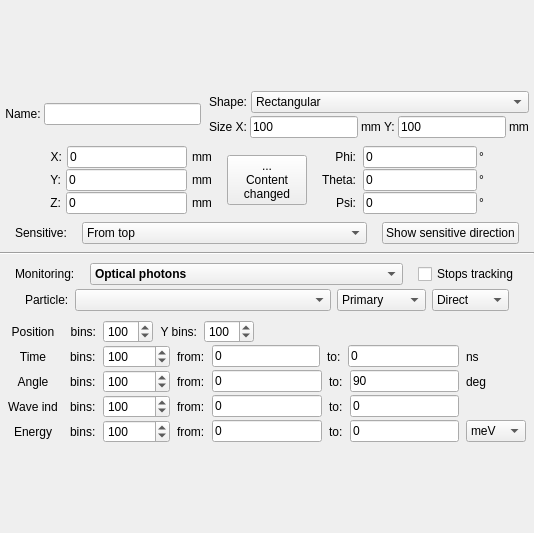
Qt form src/gui/MainWindowTools/amonitordelegateform.ui (andrmor/ANTS2) before a commit.
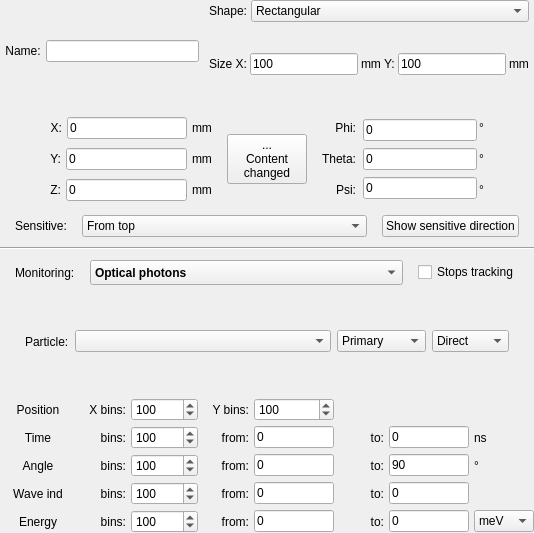
The same form after that commit.

Commit message: monitor delegate cosmetic changes

```diff
--- a/src/gui/MainWindowTools/amonitordelegateform.ui
+++ b/src/gui/MainWindowTools/amonitordelegateform.ui
@@ -15,7 +15,7 @@
   </property>
   <layout class="QVBoxLayout" name="verticalLayout_9">
    <property name="spacing">
-    <number>3</number>
+    <number>5</number>
    </property>
    <property name="leftMargin">
     <number>0</number>
@@ -29,19 +29,6 @@
    <property name="bottomMargin">
     <number>0</number>
    </property>
-   <item>
-    <spacer name="verticalSpacer">
-     <property name="orientation">
-      <enum>Qt::Vertical</enum>
-     </property>
-     <property name="sizeHint" stdset="0">
-      <size>
-       <width>20</width>
-       <height>40</height>
-      </size>
-     </property>
-    </spacer>
-   </item>
    <item>
     <layout class="QHBoxLayout" name="horizontalLayout_11">
      <item>
@@ -528,7 +515,7 @@
        <property name="minimumSize">
         <size>
          <width>0</width>
-         <height>22</height>
+         <height>25</height>
         </size>
        </property>
        <property name="font">
@@ -677,45 +664,18 @@
     </widget>
    </item>
    <item>
-    <layout class="QHBoxLayout" name="horizontalLayout_17">
-     <property name="spacing">
-      <number>12</number>
-     </property>
-     <property name="leftMargin">
-      <number>8</number>
-     </property>
-     <property name="topMargin">
-      <number>5</number>
-     </property>
-     <property name="rightMargin">
-      <number>8</number>
-     </property>
-     <item>
-      <layout class="QVBoxLayout" name="verticalLayout_7">
-       <property name="spacing">
-        <number>2</number>
-       </property>
-       <item>
-        <widget class="QLabel" name="label_19">
+    <layout class="QGridLayout" name="gridLayout">
+     <item row="1" column="4">
+      <widget class="QLabel" name="label_23">
          <property name="text">
-          <string>Position</string>
+        <string>from:</string>
          </property>
          <property name="alignment">
-          <set>Qt::AlignCenter</set>
+        <set>Qt::AlignRight|Qt::AlignTrailing|Qt::AlignVCenter</set>
          </property>
         </widget>
        </item>
-       <item>
-        <widget class="QLabel" name="label_21">
-         <property name="text">
-          <string>Time</string>
-         </property>
-         <property name="alignment">
-          <set>Qt::AlignCenter</set>
-         </property>
-        </widget>
-       </item>
-       <item>
+     <item row="2" column="1">
         <widget class="QLabel" name="label_27">
          <property name="text">
           <string>Angle</string>
@@ -725,17 +685,87 @@
          </property>
         </widget>
        </item>
-       <item>
-        <widget class="QLabel" name="labWave">
+     <item row="2" column="4">
+      <widget class="QLabel" name="label_26">
          <property name="text">
-          <string>Wave ind</string>
+        <string>from:</string>
          </property>
          <property name="alignment">
-          <set>Qt::AlignCenter</set>
+        <set>Qt::AlignRight|Qt::AlignTrailing|Qt::AlignVCenter</set>
          </property>
         </widget>
        </item>
-       <item>
+     <item row="3" column="3">
+      <widget class="QSpinBox" name="sbWaveBins">
+       <property name="minimumSize">
+        <size>
+         <width>50</width>
+         <height>0</height>
+        </size>
+       </property>
+       <property name="minimum">
+        <number>1</number>
+       </property>
+       <property name="maximum">
+        <number>1000000</number>
+       </property>
+       <property name="value">
+        <number>100</number>
+       </property>
+      </widget>
+     </item>
+     <item row="3" column="6">
+      <widget class="QLabel" name="labWaveTo">
+       <property name="text">
+        <string>to:</string>
+       </property>
+       <property name="alignment">
+        <set>Qt::AlignRight|Qt::AlignTrailing|Qt::AlignVCenter</set>
+       </property>
+      </widget>
+     </item>
+     <item row="0" column="5">
+      <widget class="QSpinBox" name="sbYbins">
+       <property name="minimumSize">
+        <size>
+         <width>50</width>
+         <height>0</height>
+        </size>
+       </property>
+       <property name="minimum">
+        <number>1</number>
+       </property>
+       <property name="maximum">
+        <number>1000000</number>
+       </property>
+       <property name="value">
+        <number>100</number>
+       </property>
+      </widget>
+     </item>
+     <item row="3" column="7">
+      <widget class="QLineEdit" name="ledWaveTo">
+       <property name="minimumSize">
+        <size>
+         <width>0</width>
+         <height>0</height>
+        </size>
+       </property>
+       <property name="maximumSize">
+        <size>
+         <width>80</width>
+         <height>16777215</height>
+        </size>
+       </property>
+       <property name="toolTip">
+        <string>Wave index to</string>
+       </property>
+       <property name="text">
+        <string>0</string>
+       </property>
+      </widget>
+     </item>
+     <item row="4" column="1">
         <widget class="QLabel" name="labEnergy">
          <property name="text">
           <string>Energy</string>
@@ -745,105 +775,50 @@
          </property>
         </widget>
        </item>
-      </layout>
-     </item>
-     <item>
-      <layout class="QVBoxLayout" name="verticalLayout_8">
-       <property name="spacing">
-        <number>2</number>
-       </property>
-       <item>
-        <layout class="QHBoxLayout" name="horizontalLayout_14">
-         <property name="spacing">
-          <number>7</number>
-         </property>
-         <item>
-          <widget class="QLabel" name="label_37">
+     <item row="3" column="1">
+      <widget class="QLabel" name="labWave">
            <property name="text">
-            <string>bins:</string>
+        <string>Wave ind</string>
            </property>
            <property name="alignment">
-            <set>Qt::AlignRight|Qt::AlignTrailing|Qt::AlignVCenter</set>
+        <set>Qt::AlignCenter</set>
            </property>
           </widget>
          </item>
-         <item>
-          <widget class="QSpinBox" name="sbXbins">
+     <item row="4" column="5">
+      <widget class="QLineEdit" name="ledEnergyFrom">
            <property name="minimumSize">
             <size>
-             <width>50</width>
+         <width>0</width>
              <height>0</height>
             </size>
            </property>
-           <property name="minimum">
-            <number>1</number>
-           </property>
-           <property name="maximum">
-            <number>1000000</number>
-           </property>
-           <property name="value">
-            <number>100</number>
-           </property>
-          </widget>
-         </item>
-         <item>
-          <widget class="QLabel" name="label_20">
-           <property name="text">
-            <string>Y bins:</string>
-           </property>
-           <property name="alignment">
-            <set>Qt::AlignRight|Qt::AlignTrailing|Qt::AlignVCenter</set>
-           </property>
-          </widget>
-         </item>
-         <item>
-          <widget class="QSpinBox" name="sbYbins">
-           <property name="minimumSize">
+       <property name="maximumSize">
             <size>
-             <width>50</width>
-             <height>0</height>
-            </size>
-           </property>
-           <property name="minimum">
-            <number>1</number>
-           </property>
-           <property name="maximum">
-            <number>1000000</number>
-           </property>
-           <property name="value">
-            <number>100</number>
-           </property>
-          </widget>
-         </item>
-         <item>
-          <spacer name="horizontalSpacer">
-           <property name="orientation">
-            <enum>Qt::Horizontal</enum>
-           </property>
-           <property name="sizeHint" stdset="0">
-            <size>
-             <width>1000</width>
-             <height>20</height>
-            </size>
-           </property>
-          </spacer>
-         </item>
-        </layout>
-       </item>
-       <item>
-        <layout class="QHBoxLayout" name="horizontalLayout_15">
-         <property name="spacing">
-          <number>7</number>
-         </property>
-         <item>
+         <width>80</width>
+         <height>16777215</height>
+        </size>
+       </property>
+       <property name="toolTip">
+        <string/>
+       </property>
+       <property name="text">
+        <string>0</string>
+       </property>
+      </widget>
+     </item>
+     <item row="1" column="2">
           <widget class="QLabel" name="label_22">
            <property name="text">
             <string>bins:</string>
            </property>
-          </widget>
-         </item>
-         <item>
-          <widget class="QSpinBox" name="sbTimeBins">
+       <property name="alignment">
+        <set>Qt::AlignRight|Qt::AlignTrailing|Qt::AlignVCenter</set>
+       </property>
+      </widget>
+     </item>
+     <item row="0" column="3">
+      <widget class="QSpinBox" name="sbXbins">
            <property name="minimumSize">
             <size>
              <width>50</width>
@@ -861,14 +836,88 @@
            </property>
           </widget>
          </item>
-         <item>
-          <widget class="QLabel" name="label_23">
+     <item row="2" column="5">
+      <widget class="QLineEdit" name="ledAngleFrom">
+       <property name="minimumSize">
+        <size>
+         <width>0</width>
+         <height>0</height>
+        </size>
+       </property>
+       <property name="maximumSize">
+        <size>
+         <width>80</width>
+         <height>16777215</height>
+        </size>
+       </property>
+       <property name="toolTip">
+        <string>in degrees</string>
+       </property>
            <property name="text">
-            <string>from:</string>
+        <string>0</string>
            </property>
           </widget>
          </item>
-         <item>
+     <item row="4" column="2">
+      <widget class="QLabel" name="labEnergyBins">
+       <property name="text">
+        <string>bins:</string>
+       </property>
+       <property name="alignment">
+        <set>Qt::AlignRight|Qt::AlignTrailing|Qt::AlignVCenter</set>
+       </property>
+      </widget>
+     </item>
+     <item row="1" column="1">
+      <widget class="QLabel" name="label_21">
+       <property name="text">
+        <string>Time</string>
+       </property>
+       <property name="alignment">
+        <set>Qt::AlignCenter</set>
+       </property>
+      </widget>
+     </item>
+     <item row="0" column="2">
+      <widget class="QLabel" name="label_37">
+       <property name="text">
+        <string>X bins:</string>
+       </property>
+       <property name="alignment">
+        <set>Qt::AlignRight|Qt::AlignTrailing|Qt::AlignVCenter</set>
+       </property>
+      </widget>
+     </item>
+     <item row="3" column="2">
+      <widget class="QLabel" name="labWaveBins">
+       <property name="text">
+        <string>bins:</string>
+       </property>
+       <property name="alignment">
+        <set>Qt::AlignRight|Qt::AlignTrailing|Qt::AlignVCenter</set>
+       </property>
+      </widget>
+     </item>
+     <item row="4" column="3">
+      <widget class="QSpinBox" name="sbEnergyBins">
+       <property name="minimumSize">
+        <size>
+         <width>50</width>
+         <height>0</height>
+        </size>
+       </property>
+       <property name="minimum">
+        <number>1</number>
+       </property>
+       <property name="maximum">
+        <number>1000000</number>
+       </property>
+       <property name="value">
+        <number>100</number>
+       </property>
+      </widget>
+     </item>
+     <item row="1" column="5">
           <widget class="QLineEdit" name="ledTimeFrom">
            <property name="sizePolicy">
             <sizepolicy hsizetype="Preferred" vsizetype="Fixed">
@@ -876,6 +925,18 @@
              <verstretch>0</verstretch>
             </sizepolicy>
            </property>
+       <property name="minimumSize">
+        <size>
+         <width>0</width>
+         <height>0</height>
+        </size>
+       </property>
+       <property name="maximumSize">
+        <size>
+         <width>80</width>
+         <height>16777215</height>
+        </size>
+       </property>
            <property name="toolTip">
             <string>in ns</string>
            </property>
@@ -884,15 +945,30 @@
            </property>
           </widget>
          </item>
-         <item>
-          <widget class="QLabel" name="label_24">
+     <item row="2" column="6">
+      <widget class="QLabel" name="label_25">
            <property name="text">
             <string>to:</string>
            </property>
-          </widget>
-         </item>
-         <item>
+       <property name="alignment">
+        <set>Qt::AlignRight|Qt::AlignTrailing|Qt::AlignVCenter</set>
+       </property>
+      </widget>
+     </item>
+     <item row="1" column="7">
           <widget class="QLineEdit" name="ledTimeTo">
+       <property name="minimumSize">
+        <size>
+         <width>0</width>
+         <height>0</height>
+        </size>
+       </property>
+       <property name="maximumSize">
+        <size>
+         <width>80</width>
+         <height>16777215</height>
+        </size>
+       </property>
            <property name="toolTip">
             <string>in ns</string>
            </property>
@@ -901,40 +977,89 @@
            </property>
           </widget>
          </item>
-         <item>
-          <widget class="QLabel" name="label_29">
-           <property name="sizePolicy">
-            <sizepolicy hsizetype="Fixed" vsizetype="Preferred">
-             <horstretch>0</horstretch>
-             <verstretch>0</verstretch>
-            </sizepolicy>
-           </property>
+     <item row="4" column="6">
+      <widget class="QLabel" name="labEnergyTo">
+       <property name="text">
+        <string>to:</string>
+       </property>
+       <property name="alignment">
+        <set>Qt::AlignRight|Qt::AlignTrailing|Qt::AlignVCenter</set>
+       </property>
+      </widget>
+     </item>
+     <item row="4" column="4">
+      <widget class="QLabel" name="labEnergyFrom">
+       <property name="text">
+        <string>from:</string>
+       </property>
+       <property name="alignment">
+        <set>Qt::AlignRight|Qt::AlignTrailing|Qt::AlignVCenter</set>
+       </property>
+      </widget>
+     </item>
+     <item row="1" column="6">
+      <widget class="QLabel" name="label_24">
+       <property name="text">
+        <string>to:</string>
+       </property>
+       <property name="alignment">
+        <set>Qt::AlignRight|Qt::AlignTrailing|Qt::AlignVCenter</set>
+       </property>
+      </widget>
+     </item>
+     <item row="4" column="7">
+      <widget class="QLineEdit" name="ledEnergyTo">
            <property name="minimumSize">
             <size>
-             <width>60</width>
+         <width>0</width>
              <height>0</height>
             </size>
            </property>
+       <property name="maximumSize">
+        <size>
+         <width>80</width>
+         <height>16777215</height>
+        </size>
+       </property>
+       <property name="toolTip">
+        <string/>
+       </property>
            <property name="text">
-            <string>ns</string>
+        <string>0</string>
            </property>
           </widget>
          </item>
-        </layout>
-       </item>
-       <item>
-        <layout class="QHBoxLayout" name="horizontalLayout_16">
-         <property name="spacing">
-          <number>7</number>
-         </property>
-         <item>
+     <item row="0" column="1">
+      <widget class="QLabel" name="label_19">
+       <property name="text">
+        <string>     Position     </string>
+       </property>
+       <property name="alignment">
+        <set>Qt::AlignCenter</set>
+       </property>
+      </widget>
+     </item>
+     <item row="0" column="4">
+      <widget class="QLabel" name="label_20">
+       <property name="text">
+        <string>Y bins:</string>
+       </property>
+       <property name="alignment">
+        <set>Qt::AlignRight|Qt::AlignTrailing|Qt::AlignVCenter</set>
+       </property>
+      </widget>
+     </item>
+     <item row="2" column="2">
           <widget class="QLabel" name="label_28">
            <property name="text">
             <string>bins:</string>
            </property>
-          </widget>
-         </item>
-         <item>
+       <property name="alignment">
+        <set>Qt::AlignRight|Qt::AlignTrailing|Qt::AlignVCenter</set>
+       </property>
+      </widget>
+     </item>
+     <item row="2" column="3">
           <widget class="QSpinBox" name="sbAngleBins">
            <property name="minimumSize">
             <size>
@@ -953,78 +1078,8 @@
            </property>
           </widget>
          </item>
-         <item>
-          <widget class="QLabel" name="label_26">
-           <property name="text">
-            <string>from:</string>
-           </property>
-          </widget>
-         </item>
-         <item>
-          <widget class="QLineEdit" name="ledAngleFrom">
-           <property name="toolTip">
-            <string>in degrees</string>
-           </property>
-           <property name="text">
-            <string>0</string>
-           </property>
-          </widget>
-         </item>
-         <item>
-          <widget class="QLabel" name="label_25">
-           <property name="text">
-            <string>to:</string>
-           </property>
-          </widget>
-         </item>
-         <item>
-          <widget class="QLineEdit" name="ledAngleTo">
-           <property name="toolTip">
-            <string>in degrees</string>
-           </property>
-           <property name="text">
-            <string>90</string>
-           </property>
-          </widget>
-         </item>
-         <item>
-          <widget class="QLabel" name="label_30">
-           <property name="sizePolicy">
-            <sizepolicy hsizetype="Fixed" vsizetype="Preferred">
-             <horstretch>0</horstretch>
-             <verstretch>0</verstretch>
-            </sizepolicy>
-           </property>
-           <property name="minimumSize">
-            <size>
-             <width>60</width>
-             <height>0</height>
-            </size>
-           </property>
-           <property name="text">
-            <string>deg</string>
-           </property>
-          </widget>
-         </item>
-        </layout>
-       </item>
-       <item>
-        <layout class="QHBoxLayout" name="horizontalLayout_4">
-         <property name="spacing">
-          <number>7</number>
-         </property>
-         <property name="topMargin">
-          <number>0</number>
-         </property>
-         <item>
-          <widget class="QLabel" name="labWaveBins">
-           <property name="text">
-            <string>bins:</string>
-           </property>
-          </widget>
-         </item>
-         <item>
-          <widget class="QSpinBox" name="sbWaveBins">
+     <item row="1" column="3">
+      <widget class="QSpinBox" name="sbTimeBins">
            <property name="minimumSize">
             <size>
              <width>50</width>
@@ -1042,15 +1097,30 @@
            </property>
           </widget>
          </item>
-         <item>
+     <item row="3" column="4">
           <widget class="QLabel" name="labWaveFrom">
            <property name="text">
             <string>from:</string>
            </property>
-          </widget>
-         </item>
-         <item>
+       <property name="alignment">
+        <set>Qt::AlignRight|Qt::AlignTrailing|Qt::AlignVCenter</set>
+       </property>
+      </widget>
+     </item>
+     <item row="3" column="5">
           <widget class="QLineEdit" name="ledWaveFrom">
+       <property name="minimumSize">
+        <size>
+         <width>0</width>
+         <height>0</height>
+        </size>
+       </property>
+       <property name="maximumSize">
+        <size>
+         <width>80</width>
+         <height>16777215</height>
+        </size>
+       </property>
            <property name="toolTip">
             <string>Wave index from</string>
            </property>
@@ -1059,24 +1129,67 @@
            </property>
           </widget>
          </item>
-         <item>
-          <widget class="QLabel" name="labWaveTo">
-           <property name="text">
-            <string>to:</string>
-           </property>
-          </widget>
-         </item>
-         <item>
-          <widget class="QLineEdit" name="ledWaveTo">
+     <item row="2" column="7">
+      <widget class="QLineEdit" name="ledAngleTo">
+       <property name="minimumSize">
+        <size>
+         <width>0</width>
+         <height>0</height>
+        </size>
+       </property>
+       <property name="maximumSize">
+        <size>
+         <width>80</width>
+         <height>16777215</height>
+        </size>
+       </property>
            <property name="toolTip">
             <string>Wave index to</string>
            </property>
            <property name="text">
-            <string>0</string>
+        <string>90</string>
            </property>
           </widget>
          </item>
-         <item>
+     <item row="1" column="8">
+      <widget class="QLabel" name="label_29">
+       <property name="sizePolicy">
+        <sizepolicy hsizetype="Fixed" vsizetype="Preferred">
+         <horstretch>0</horstretch>
+         <verstretch>0</verstretch>
+        </sizepolicy>
+       </property>
+       <property name="minimumSize">
+        <size>
+         <width>0</width>
+         <height>0</height>
+        </size>
+       </property>
+       <property name="text">
+        <string>ns</string>
+       </property>
+      </widget>
+     </item>
+     <item row="2" column="8">
+      <widget class="QLabel" name="label_30">
+       <property name="sizePolicy">
+        <sizepolicy hsizetype="Fixed" vsizetype="Preferred">
+         <horstretch>0</horstretch>
+         <verstretch>0</verstretch>
+        </sizepolicy>
+       </property>
+       <property name="minimumSize">
+        <size>
+         <width>0</width>
+         <height>0</height>
+        </size>
+       </property>
+       <property name="text">
+        <string>°</string>
+       </property>
+      </widget>
+     </item>
+     <item row="3" column="8">
           <widget class="QLabel" name="labWaveUnits">
            <property name="sizePolicy">
             <sizepolicy hsizetype="Fixed" vsizetype="Preferred">
@@ -1086,7 +1199,7 @@
            </property>
            <property name="minimumSize">
             <size>
-             <width>60</width>
+         <width>0</width>
              <height>0</height>
             </size>
            </property>
@@ -1095,77 +1208,7 @@
            </property>
           </widget>
          </item>
-        </layout>
-       </item>
-       <item>
-        <layout class="QHBoxLayout" name="horizontalLayout_20">
-         <property name="spacing">
-          <number>7</number>
-         </property>
-         <property name="topMargin">
-          <number>0</number>
-         </property>
-         <item>
-          <widget class="QLabel" name="labEnergyBins">
-           <property name="text">
-            <string>bins:</string>
-           </property>
-          </widget>
-         </item>
-         <item>
-          <widget class="QSpinBox" name="sbEnergyBins">
-           <property name="minimumSize">
-            <size>
-             <width>50</width>
-             <height>0</height>
-            </size>
-           </property>
-           <property name="minimum">
-            <number>1</number>
-           </property>
-           <property name="maximum">
-            <number>1000000</number>
-           </property>
-           <property name="value">
-            <number>100</number>
-           </property>
-          </widget>
-         </item>
-         <item>
-          <widget class="QLabel" name="labEnergyFrom">
-           <property name="text">
-            <string>from:</string>
-           </property>
-          </widget>
-         </item>
-         <item>
-          <widget class="QLineEdit" name="ledEnergyFrom">
-           <property name="toolTip">
-            <string/>
-           </property>
-           <property name="text">
-            <string>0</string>
-           </property>
-          </widget>
-         </item>
-         <item>
-          <widget class="QLabel" name="labEnergyTo">
-           <property name="text">
-            <string>to:</string>
-           </property>
-          </widget>
-         </item>
-         <item>
-          <widget class="QLineEdit" name="ledEnergyTo">
-           <property name="toolTip">
-            <string/>
-           </property>
-           <property name="text">
-            <string>0</string>
-           </property>
-          </widget>
-         </item>
-         <item>
+     <item row="4" column="8">
           <widget class="QComboBox" name="cobEnergyUnits">
            <property name="sizePolicy">
             <sizepolicy hsizetype="Fixed" vsizetype="Fixed">
@@ -1202,23 +1245,6 @@
           </widget>
          </item>
         </layout>
-       </item>
-      </layout>
-     </item>
-    </layout>
-   </item>
-   <item>
-    <spacer name="verticalSpacer_2">
-     <property name="orientation">
-      <enum>Qt::Vertical</enum>
-     </property>
-     <property name="sizeHint" stdset="0">
-      <size>
-       <width>20</width>
-       <height>40</height>
-      </size>
-     </property>
-    </spacer>
    </item>
   </layout>
  </widget>
```
Left out of the diff: 2 changed lines with no effect on the pictures. Lines whose indentation alone changed are shown as unchanged. The commit also changes 2 other files.
